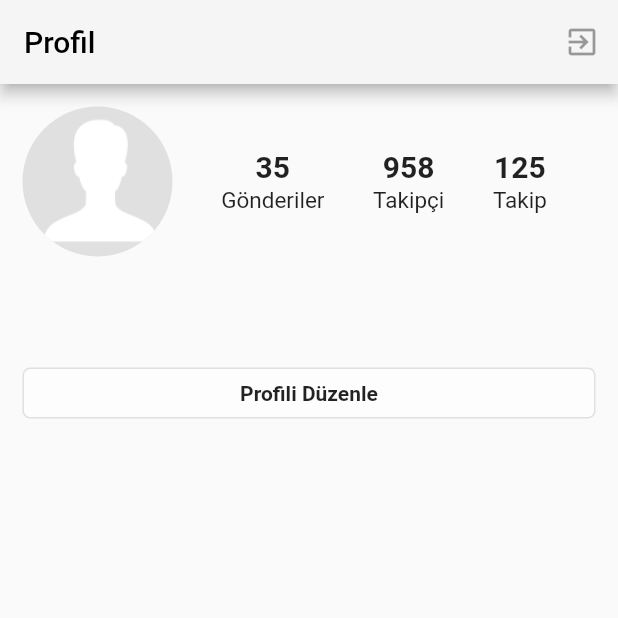
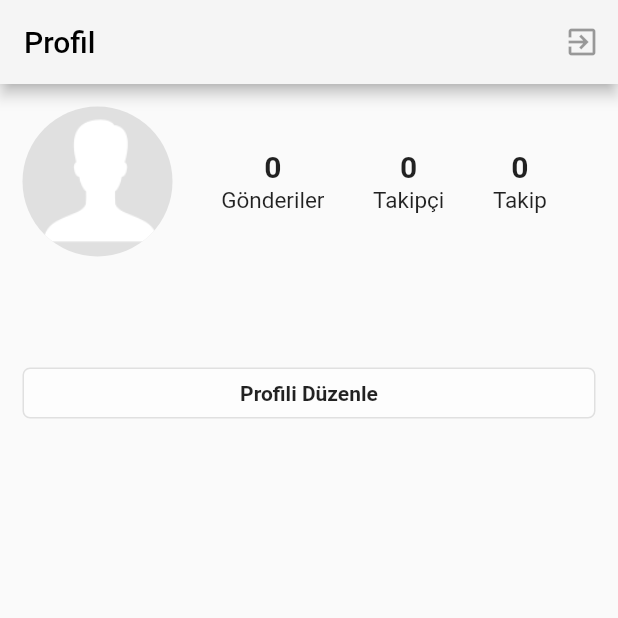
Before and after one commit to superknowa/flutter-socialapp, a Flutter app: the screen it shows once a user with an empty profile is signed in, swiped to page 5, on a phone screen of 412 x 824 dp, the top half of it. Run offline on Flutter 3.47's test engine with Material 2 defaults, Android fonts, the phone set to English and light mode, and no system bars; our stand-ins replace cached_network_image, cloud_firestore, firebase_auth, google_sign_in; accounts and stored records are empty.

```diff
--- a/lib/sayfalar/profil.dart
+++ b/lib/sayfalar/profil.dart
@@ -14,6 +14,32 @@ class Profil extends StatefulWidget {
 }
 
 class _ProfilState extends State<Profil> {
+
+  int gonderiSayisi = 0;
+  int takipci = 0;
+  int takipEdilen = 0;
+
+  _takipciSayisiGetir() async {
+    final takipciSayisi = await FireStoreServisi().takipciSayisi(widget.profilSahibiId);
+    setState(() {
+      takipci = takipciSayisi;
+    });
+  }
+
+  _takipEdilenSayisiGetir() async {
+    final takipEdilenSayisi = await FireStoreServisi().takipEdileniSayisi(widget.profilSahibiId);
+    setState(() {
+      takipEdilen = takipEdilenSayisi;
+    });
+  }
+
+  @override
+  void initState() {
+    super.initState();
+    _takipciSayisiGetir();
+    _takipEdilenSayisiGetir();
+  }
+
   Widget _profilDetaylari(Kullanici profilData) {
     return Padding(
       padding: const EdgeInsets.all(15.0),
@@ -33,9 +59,9 @@ class _ProfilState extends State<Profil> {
                   Row(
                     mainAxisAlignment: MainAxisAlignment.spaceEvenly,
                     children: <Widget>[
-                      _profilSayac(baslik: "Gönderiler", sayi: 35),
-                      _profilSayac(baslik: "Takipçi", sayi: 958),
-                      _profilSayac(baslik: "Takip", sayi: 125),
+                      _profilSayac(baslik: "Gönderiler", sayi: gonderiSayisi),
+                      _profilSayac(baslik: "Takipçi", sayi: takipci),
+                      _profilSayac(baslik: "Takip", sayi: takipEdilen),
                     ],
                   )
                 ],
@@ -117,7 +143,7 @@ class _ProfilState extends State<Profil> {
           ],
         ),
         body: FutureBuilder<Kullanici>(//Editör tamamlama yapabilsin diye Kullanici tipini tanımladım.
-          future: FireStoreServisi().kullaniciGetir(id:widget.profilSahibiId),
+          future: FireStoreServisi().kullaniciGetir(widget.profilSahibiId),
           builder: (context, snapshot) {
 
           if (!snapshot.hasData) {
--- a/lib/servisler/firestoreservisi.dart
+++ b/lib/servisler/firestoreservisi.dart
@@ -17,12 +17,23 @@ class FireStoreServisi {
   }
 
 
-  Future<Kullanici> kullaniciGetir({id}) async {
+  Future<Kullanici> kullaniciGetir(id) async {
     DocumentSnapshot doc = await _firestore.collection("kullanicilar").document(id).get();
     Kullanici kullanici = Kullanici.dokumandanUret(doc);
     return kullanici;
   }
 
 
+  Future<int> takipciSayisi(id) async {
+   QuerySnapshot  snapshot = await _firestore.collection("takipciler").document(id).collection("kullanicininTakipcileri").getDocuments();
+   return snapshot.documents.length;
+  }
+
+  Future<int> takipEdileniSayisi(id) async {
+   QuerySnapshot  snapshot = await _firestore.collection("takipedilenler").document(id).collection("kullanicininTakipleri").getDocuments();
+   return snapshot.documents.length;
+  }
+
+
 
 }
```
